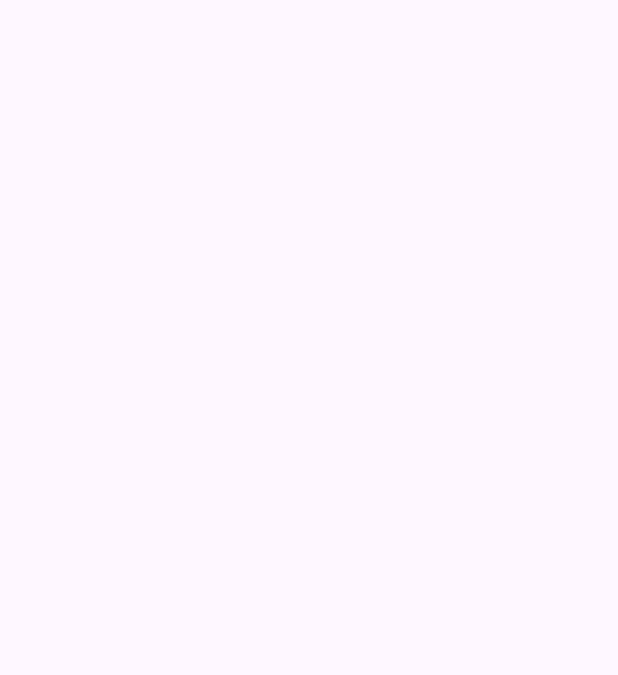
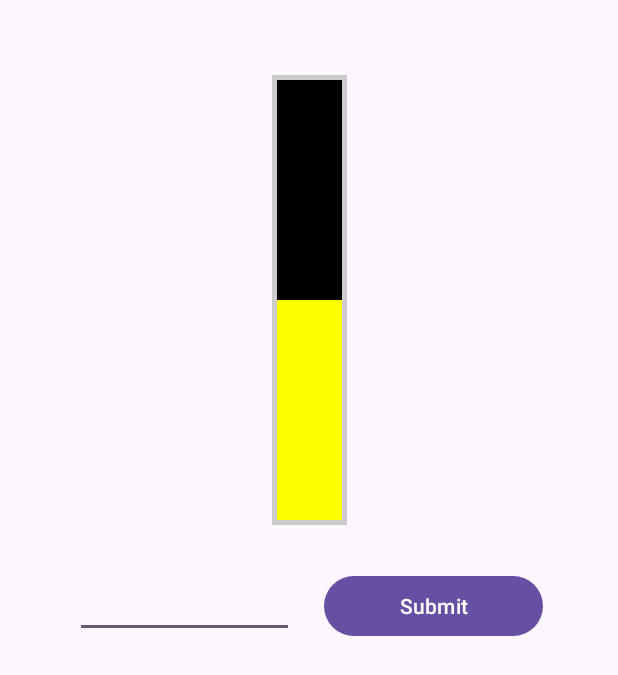
Before and after one commit to ermolenkoA/CustomProgressBar, an Android app: the screen it shows after launch (MainActivity), on a phone screen of 412 x 824 dp. Before the commit the part shown is empty. Shown: the top 675 px of the screen. Run offline under Robolectric (Android 15) with nearby library versions, the phone set to English and light mode, and no system bars.

Commit message:
Added logic to ProgressBarCustomView

```diff
--- a/app/src/main/java/com/example/customprogressbar/Views/ProgressBarCustomView.kt
+++ b/app/src/main/java/com/example/customprogressbar/Views/ProgressBarCustomView.kt
@@ -1,9 +1,107 @@
 package com.example.customprogressbar.Views
 
 import android.content.Context
+import android.graphics.Canvas
+import android.graphics.Color
+import android.graphics.Paint
+import android.graphics.PixelFormat
+import android.graphics.RectF
 import android.util.AttributeSet
+import android.util.Log
 import android.view.View
+import com.example.customprogressbar.R
 
 class ProgressBarCustomView(context: Context, attrs: AttributeSet): View(context, attrs) {
 
+    companion object {
+        private const val DEFAULT_BACKGROUND_COLOR = Color.BLACK
+        private const val DEFAULT_BORDER_COLOR = Color.LTGRAY
+        private const val DEFAULT_VALUE = 0.5f
+        private const val DEFAULT_BRUSH_SIZE = 3f
+        private const val DEFAULT_BORDER_BRUSH_SIZE = 10f
+    }
+
+    private val paint = Paint(Paint.ANTI_ALIAS_FLAG)
+    private var backgroundColor = DEFAULT_BACKGROUND_COLOR
+    private var borderColor = DEFAULT_BORDER_COLOR
+
+    private var brushSize = DEFAULT_BRUSH_SIZE
+    private var borderBrushSize = DEFAULT_BORDER_BRUSH_SIZE
+
+    var value = DEFAULT_VALUE
+        set(newValue){
+            field = if (newValue in 0f..1f) {
+                newValue
+            } else if (newValue < 0) {
+                0f
+            } else {
+                1f
+            }
+        }
+
+    init {
+        paint.isAntiAlias = true
+        setupAttributes(attrs)
+    }
+
+    override fun onDraw(canvas: Canvas?) {
+        super.onDraw(canvas)
+        canvas?.let {
+            drawBackground(it)
+            drawFill(it)
+            drawFrame(it)
+        }
+    }
+
+    private fun drawBackground(canvas: Canvas) {
+        paint.color = backgroundColor
+        paint.strokeWidth = brushSize
+        paint.style = Paint.Style.FILL
+        canvas.drawRect(0f, 0f, canvas.width.toFloat(), canvas.height.toFloat(), paint)
+    }
+
+    private fun drawFill(canvas: Canvas) {
+        paint.color = if (value < 0.5)
+            Color.rgb(255, (255*2*value).toInt(), 0)
+        else
+            Color.rgb((255*2*(1-value)).toInt(), 255, 0)
+
+        canvas.drawRect(
+            0f,
+            canvas.height.toFloat()*(1-value),
+            canvas.width.toFloat(),
+            canvas.height.toFloat(),
+            paint
+        )
+    }
+
+    private fun drawFrame(canvas: Canvas) {
+        paint.color = borderColor
+        paint.strokeWidth = borderBrushSize
+        paint.style = Paint.Style.STROKE
+        canvas.drawRect(0f, 0f, canvas.width.toFloat(), canvas.height.toFloat(), paint)
+    }
+
+    private fun setupAttributes(attrs: AttributeSet?) {
+        val typedArray = context.theme.obtainStyledAttributes(attrs, R.styleable.ProgressBarCustomView,
+            0, 0)
+        backgroundColor = typedArray.getColor(
+            R.styleable.ProgressBarCustomView_backgroundColor,
+            DEFAULT_BACKGROUND_COLOR
+        )
+        borderColor = typedArray.getColor(
+            R.styleable.ProgressBarCustomView_borderColor,
+            DEFAULT_BORDER_COLOR
+        )
+        borderBrushSize = typedArray.getFloat(
+            R.styleable.ProgressBarCustomView_borderWidth,
+            DEFAULT_BORDER_BRUSH_SIZE
+        )
+        value = typedArray.getFloat(
+            R.styleable.ProgressBarCustomView_value,
+            DEFAULT_VALUE
+        )
+        typedArray.recycle()
+    }
+
 }
--- a/app/src/main/res/layout/activity_main.xml
+++ b/app/src/main/res/layout/activity_main.xml
@@ -8,25 +8,39 @@
 
     <com.example.customprogressbar.Views.ProgressBarCustomView
         android:id="@+id/progressBarCustomView"
-        android:layout_width="wrap_content"
-        android:layout_height="wrap_content"
+        android:layout_width="50dp"
+        android:layout_height="300dp"
+        android:layout_marginTop="50dp"
         app:layout_constraintEnd_toEndOf="parent"
         app:layout_constraintStart_toStartOf="parent"
         app:layout_constraintTop_toTopOf="parent" />
 
-    <Button
-        android:id="@+id/submitButton"
-        android:layout_width="0dp"
+    <LinearLayout
+        android:layout_width="match_parent"
         android:layout_height="wrap_content"
-        app:layout_constraintEnd_toEndOf="parent"
-        app:layout_constraintTop_toBottomOf="@+id/progressBarCustomView" />
-
-    <EditText
-        android:id="@+id/progressEditText"
-        android:layout_width="0dp"
-        android:layout_height="wrap_content"
+        android:layout_marginTop="30dp"
+        android:layout_marginHorizontal="50dp"
         app:layout_constraintTop_toBottomOf="@id/progressBarCustomView"
         app:layout_constraintStart_toStartOf="parent"
-        app:layout_constraintEnd_toStartOf="@id/submitButton"/>
+        app:layout_constraintEnd_toEndOf="parent">
+
+        <EditText
+            android:id="@+id/progressEditText"
+            android:layout_width="0dp"
+            android:layout_height="wrap_content"
+            android:layout_marginEnd="20dp"
+            android:layout_weight="0.5"
+            android:lines="1"
+            android:inputType="number"
+            android:textAlignment="center"/>
+
+        <Button
+            android:id="@+id/submitButton"
+            android:text="Submit"
+            android:layout_width="0dp"
+            android:layout_height="wrap_content"
+            android:layout_weight="0.5" />
+
+    </LinearLayout>
 
 </androidx.constraintlayout.widget.ConstraintLayout>
--- /dev/null
+++ b/app/src/main/res/values/attrs.xml
@@ -0,0 +1,9 @@
+<?xml version="1.0" encoding="utf-8"?>
+<resources>
+    <declare-styleable name="ProgressBarCustomView">
+        <attr name="borderColor" format="color"/>
+        <attr name="borderWidth" format="dimension"/>
+        <attr name="backgroundColor" format="color"/>
+        <attr name="value" format="float"/>
+    </declare-styleable>
+</resources>
```
